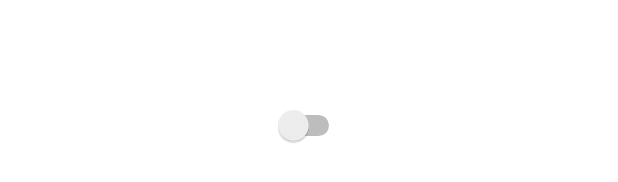
After one commit to spiricn/Breach, an Android app: the layout switch_item.xml on its own in the app's theme, with its tools: preview values and no code run, on a phone screen of 412 x 824 dp. The commit adds this screen. Shown: the part 492-674 px from the top of the screen. Run offline under Robolectric (Android 15) with nearby library versions, the phone set to English and light mode, and no system bars.

Commit message:
Add vibration/sound toggle menu options

```diff
--- /dev/null
+++ b/app/src/main/res/layout/switch_item.xml
@@ -0,0 +1,11 @@
+<RelativeLayout
+    xmlns:android="http://schemas.android.com/apk/res/android"
+    android:layout_width="match_parent"
+    android:layout_height="match_parent">
+
+    <Switch
+        android:layout_width="wrap_content"
+        android:layout_height="wrap_content"
+        android:layout_centerHorizontal="true"
+        android:layout_centerVertical="true" />
+</RelativeLayout>
--- a/app/src/main/res/values/strings.xml
+++ b/app/src/main/res/values/strings.xml
@@ -10,4 +10,6 @@
     <string name="tryAgainError">[ TRY AGAIN ]</string>
     <string name="plus">+</string>
     <string name="minus">-</string>
+    <string name="menuToggleVibration">Toggle vibration on/off/</string>
+    <string name="menuToggleSound">Toggle sound on/off</string>
 </resources>
--- a/app/src/main/res/values/styles.xml
+++ b/app/src/main/res/values/styles.xml
@@ -1,8 +1,13 @@
 <resources>
-    <style name="DebugOverlayStyle" parent="android:Theme.NoTitleBar.Fullscreen">
-        <item name="android:textViewStyle">@style/TextAppearance.AppCompat.Medium</item>
-        <item name="android:textColor">#ffffffff</item>
-        <item name="android:typeface">monospace</item>
+
+    <style name="ThemeActionBar" parent="Widget.AppCompat.Light.ActionBar.Solid">
+        <item name="android:background">@null</item>
+        <!-- Support library compatibility -->
+        <item name="background">@null</item>
+    </style>
+
+    <style name="myCustomMenuTextAppearance" parent="@android:style/TextAppearance.Widget.IconMenu.Item">
+        <item name="android:textColor">@color/cyberpunk_yellow</item>
     </style>
 
 </resources>
--- a/app/src/main/res/values/themes.xml
+++ b/app/src/main/res/values/themes.xml
@@ -7,12 +7,20 @@
         <item name="colorOnPrimary">@color/black</item>
 
         <!-- Secondary brand color. -->
-        <item name="colorSecondary">@color/teal_200</item>
+        <item name="colorSecondary">@color/cyberpunk_yellow</item>
         <item name="colorSecondaryVariant">@color/teal_700</item>
         <item name="colorOnSecondary">@color/black</item>
 
-        <!-- Status bar color. -->
-        <item name="android:statusBarColor" tools:targetApi="l">?attr/colorPrimaryVariant</item>
+        <!-- Menu color -->
+        <item name="android:actionMenuTextColor">@color/cyberpunk_yellow</item>
+        <item name="actionMenuTextColor">@color/cyberpunk_yellow</item>
+        <item name="android:itemTextAppearance">@style/myCustomMenuTextAppearance</item>
+
+        <item name="android:actionBarStyle">@style/ThemeActionBar</item>
+        <item name="android:windowActionBarOverlay">true</item>
+        <!-- Support library compatibility -->
+        <item name="actionBarStyle">@style/ThemeActionBar</item>
+        <item name="windowActionBarOverlay">true</item>
 
         <!-- Customize your theme here. -->
         <item name="android:fontFamily">@font/audimat</item>
```
Also changed, not shown: app/src/main/java/com/limber/breach/MainActivity.java (+41 -4 lines), app/src/main/java/com/limber/breach/SoundPlayer.java (+10 -0 lines), app/src/main/java/com/limber/breach/Vibrator.java (+11 -0 lines), app/src/main/res/menu/main_menu.xml (added, +10 -0 lines).
